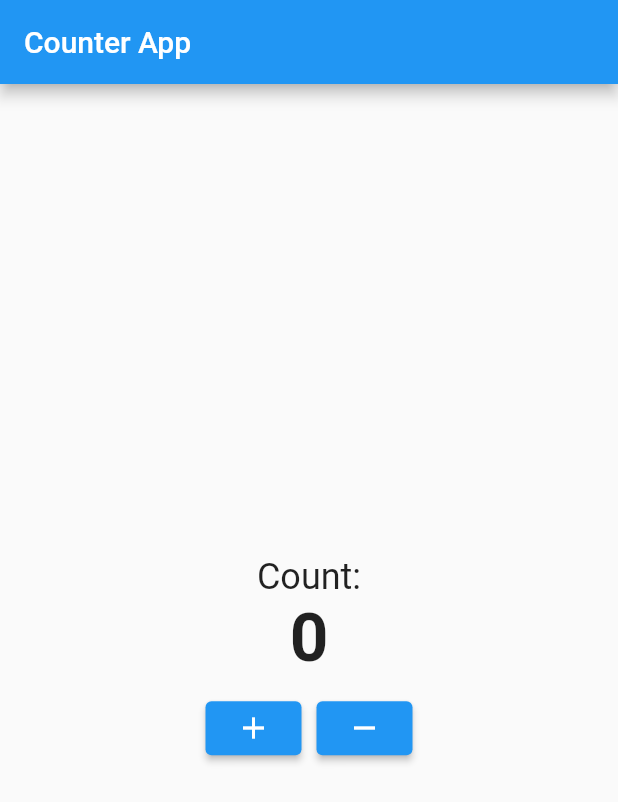
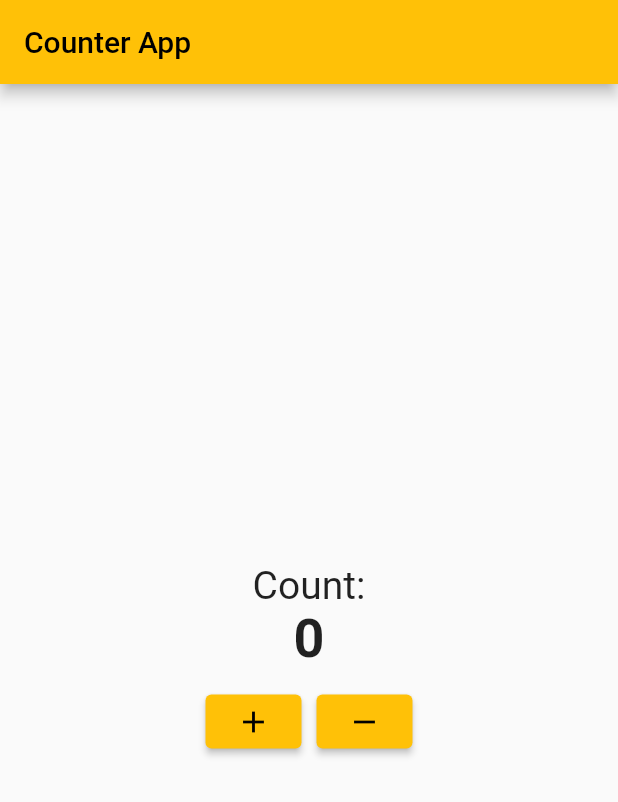
Before and after one commit to pranto372/module_07_flutter_03, a Flutter app: the screen it shows after launch, after a tap on the "add" icon, after a tap on the "remove" icon, on a phone screen of 412 x 824 dp. Shown: the top 802 px of the screen. Run offline on Flutter 3.47's test engine with Material 2 defaults, Android fonts, the phone set to English and light mode, and no system bars.

```diff
--- a/lib/main.dart
+++ b/lib/main.dart
@@ -1,92 +1,90 @@
 import 'package:flutter/material.dart';
 
-void main() {
-  runApp(const MyApp());
+void main(){
+  runApp(MyApp());
 }
 
 class MyApp extends StatelessWidget {
-  const MyApp({Key? key}) : super(key: key);
+  const MyApp({super.key});
 
   @override
   Widget build(BuildContext context) {
     return MaterialApp(
-      title: 'Flutter Demo',
       theme: ThemeData(
-        primarySwatch: Colors.blue,
+          primarySwatch: Colors.amber
       ),
-      home: const MyHomePage(),
+      home: const HomeScreen(),
     );
   }
 }
 
-class MyHomePage extends StatefulWidget {
-  const MyHomePage({super.key});
+class HomeScreen extends StatefulWidget{
+  const HomeScreen({super.key});
 
   @override
-  State<MyHomePage> createState() => _MyHomePageState();
+  State<StatefulWidget> createState() {
+    return HomeScreenUi();
+  }
 }
 
-class _MyHomePageState extends State<MyHomePage> {
-  int count = 0;
+class HomeScreenUi extends State<HomeScreen>{
+
+  int CountNumber = 0;
 
   @override
   Widget build(BuildContext context) {
     return Scaffold(
       appBar: AppBar(
-          title: const Text("Counter App"),
+        title: Text("Counter App"),
       ),
-        body: Column(
+      body: Center(
+        child: Column(
+          mainAxisAlignment: MainAxisAlignment.center,
           crossAxisAlignment: CrossAxisAlignment.center,
-          mainAxisAlignment: MainAxisAlignment.center,
           children: [
-            const Text("Count:", style: TextStyle(fontSize: 24)),
-            Text(count.toString(),
-                style:
-                    const TextStyle(fontSize: 45, fontWeight: FontWeight.bold)),
+            Text("Count:", style: TextStyle(fontSize: 26),),
+            Text(CountNumber.toString(),style: TextStyle(fontSize: 36, fontWeight: FontWeight.bold),),
             SizedBox(
               height: 10,
             ),
-            Row(
+            Center(
+              child: Row(
                 mainAxisAlignment: MainAxisAlignment.center,
                 children: [
-                ElevatedButton(
-                    onPressed: () {
+                  ElevatedButton(onPressed: (){
                     setState(() {
-                        setState(() {
-                          count++;
-                        });
-                        if (count >= 5) {
+                      CountNumber = CountNumber + 1;
+                      if(CountNumber >= 5){
                         showDialog(
                             context: context,
                             builder: (context) => AlertDialog(
-                                    title: Text("Button Pressed $count time"),
+                              title: Text(
+                                  "Button Pressed $CountNumber time"
+                              ),
                               actions: [
-                                      TextButton(
-                                          onPressed: () {
+                                TextButton(onPressed: (){
                                   Navigator.pop(context);
-                                          },
-                                          child: const Text("Close")),
+                                }, child: Text("Close"))
                               ],
-                                  ));
+                            )
+                        );
                       }
                     });
-                    },
-                    child: const Icon(Icons.add)),
-                const SizedBox(
+                  }, child: Icon(Icons.add)),
+                  SizedBox(
                     width: 10,
                   ),
-                ElevatedButton(
-                    onPressed: () {
+                  ElevatedButton(onPressed: (){
                     setState(() {
-                        if (count >= 1) {
-                          count = count - 1;
-                        }
+                      CountNumber = CountNumber - 1;
                     });
-                    },
-                    child: const Icon(Icons.remove)),
+                  }, child: Icon(Icons.remove)),
                 ],
+              ),
             )
           ],
-        ));
+        ),
+      ),
+    );
   }
 }
```
Lines whose indentation alone changed are shown as unchanged.
